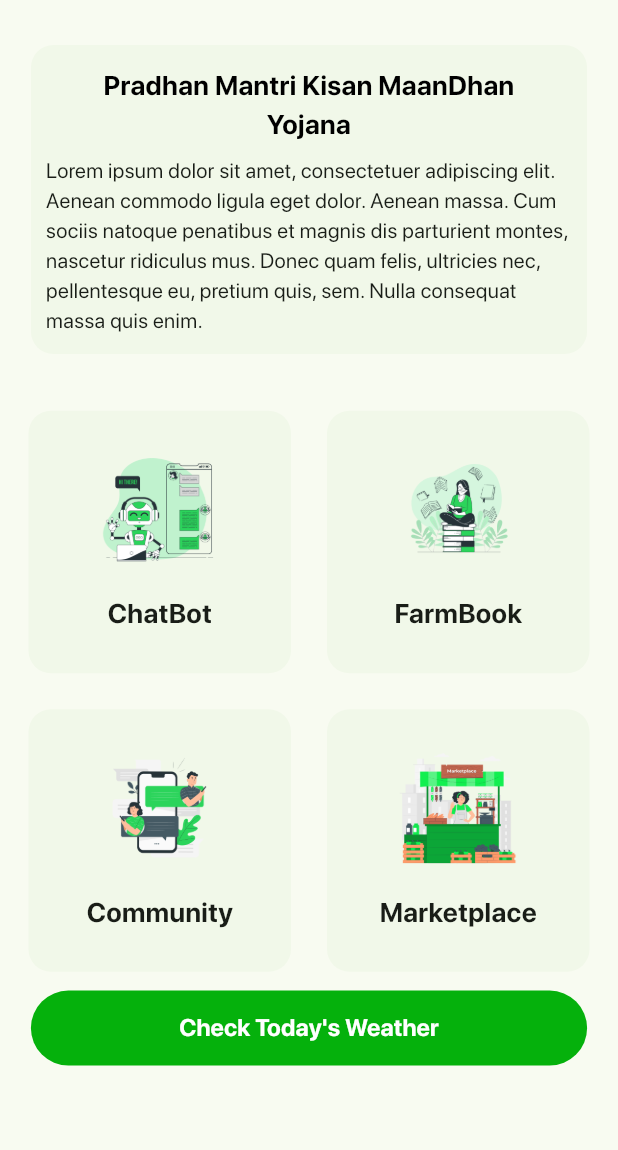
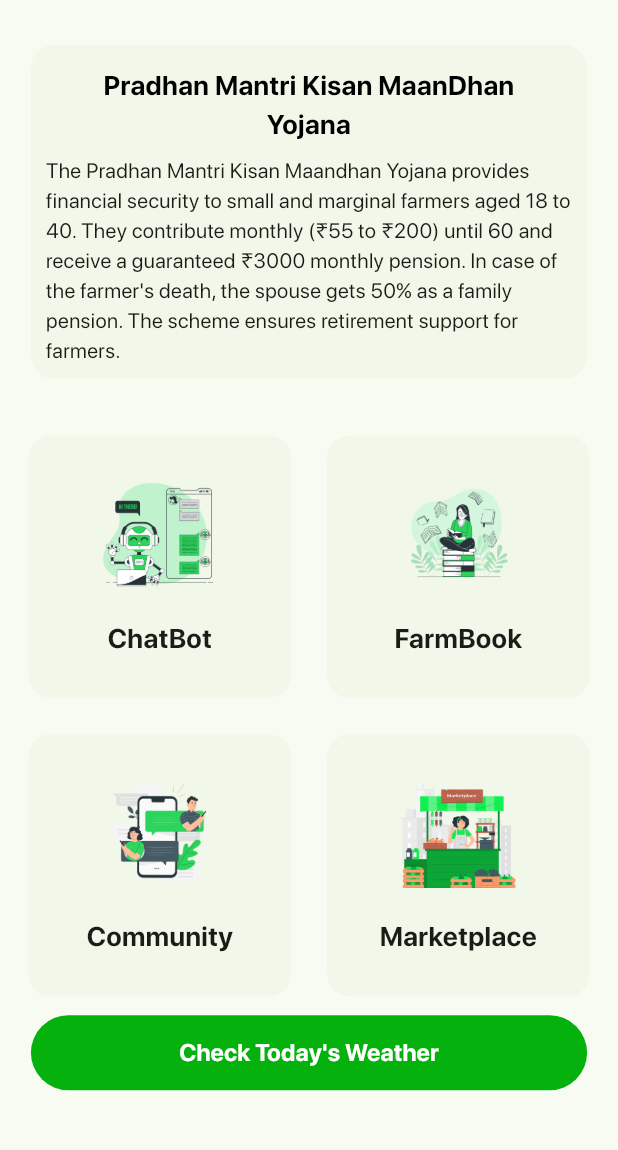
Before and after one commit to celestix/agroconnect, a Flutter app: the HomeScreen screen opened by its route, on a phone screen of 412 x 824 dp, the part 84-1234 px from its top. Run offline on Flutter 3.47's test engine with Material 3 defaults, Android fonts, the phone set to English and light mode, and no system bars; our stand-ins replace cloud_firestore, firebase_auth, firebase_core, firebase_crashlytics, firebase_messaging, firebase_storage and 5 more; accounts and stored records are empty; project files that could hold a hidden picture were left out.

```diff
--- a/lib/home/home.dart
+++ b/lib/home/home.dart
@@ -27,12 +27,24 @@
     'Pradhan Mantri Kisan MaanDhan Yojana',
     'Pradhan Mantri Fasal Bima Yojana (PMFBY)',
     'Rastriya Krishi Vikas Yojana',
+    'PM Kisan Sampada Yojana',
     'Modified Interest Subvention Scheme (MISS)',
     'Market Intervention Scheme and Price support Scheme (MIS-PSS)',
     'Pashu Kisan Credit Card Scheme ',
     'Agri Infrastructure Fund',
     'Soil Health Card Scheme',
-    'PM Kisan Sampada Yojana',
+  ];
+
+  List<String> textSliderDescriptions = [
+    "The Pradhan Mantri Kisan Maandhan Yojana provides financial security to small and marginal farmers aged 18 to 40. They contribute monthly (₹55 to ₹200) until 60 and receive a guaranteed ₹3000 monthly pension. In case of the farmer's death, the spouse gets 50% as a family pension. The scheme ensures retirement support for farmers.",
+    "The Pradhan Mantri Fasal Bima Yojana (PMFBY) started in India in 2016, with the National Insurance Company joining from 2016. Covering 8 states and 2 Union Territories over 5 seasons, 70,27,637 farmers participated, contributing Rs. 453 crores. State subsidies amounted to Rs. 1909 crores, resulting in a total gross premium of Rs. 2362 crores.",
+    "Rashtriya Krishi Vikas Yojana (RKVY) - Remunerative Approaches for Agriculture and Allied sector Rejuvenation (RAFTAAR) aims at making farming a remunerative economic activity by strengthening the farmers' efforts, risk mitigation and promoting agri-business entrepreneurship.",
+    "PM Kisan Sampada Yojana benefits farmers by providing financial assistance for infrastructure development, processing units, and value addition in agriculture. It enhances farm income, reduces post-harvest losses, and ensures better market access. The scheme fosters employment opportunities and promotes sustainable agriculture.",
+    "The Union Cabinet, led by Prime Minister Narendra Modi, has approved restoring the Interest Subvention on short-term agriculture loans to 1.5% for all financial institutions. This support, spanning 2022-23 to 2024-25, involves an additional budget of Rs 34,856 crore. The move aims to sustain credit flow in agriculture, and promote rural employment.",
+    "The Market Intervention Scheme (MIS) acts as a price support mechanism for perishable and horticultural commodities, triggered by a 10% production increase or a 10% price decrease. Implemented on State Government requests, it shields growers from distress sales during bumper crops, providing remunerative prices.",
+    "The Pashu Kisan Credit Card scheme, launched by the Government of India, aims to benefit animal husbandry farmers by providing working capital for their livestock-related activities. Features include loans up to Rs. 3 lakh with lower interest rates, repayment within five years, and six equal instalments for cattle owners.",
+    "The announcement of the 1 lakh crore Agri Infrastructure Fund by the Finance Minister aims to develop farm-gate infrastructure, benefiting farmers and promoting post-harvest management. This scheme targets financing agriculture infrastructure projects at farm-gate and aggregation points, including cooperatives, farmer organizations, and startups.",
+    "The Soil Health Card Scheme offers farmers personalized soil health information and recommendations for better crop management. Benefits include optimized fertilizer use, increased crop yield, reduced input costs, and improved soil fertility and sustainability. It enables informed decision-making, enhances productivity.",
   ];
 
   Map<String, Widget?> homeRoutes = {
@@ -241,7 +253,7 @@
                   );
                 },
                 child: Container(
-                  height: MediaQuery.of(context).size.height * 0.25,
+                  height: MediaQuery.of(context).size.height * 0.27,
                   width: MediaQuery.of(context).size.width * 0.9,
                   color: Colors.lightGreen[50],
                   child: PageView.builder(
@@ -272,8 +284,7 @@
                                 ),
                               ),
                               const SizedBox(height: 10),
-                              const Text(
-                                  "Lorem ipsum dolor sit amet, consectetuer adipiscing elit. Aenean commodo ligula eget dolor. Aenean massa. Cum sociis natoque penatibus et magnis dis parturient montes, nascetur ridiculus mus. Donec quam felis, ultricies nec, pellentesque eu, pretium quis, sem. Nulla consequat massa quis enim."),
+                              Text(textSliderDescriptions[index]),
                             ],
                           ),
                         ),
--- a/lib/main.dart
+++ b/lib/main.dart
@@ -68,7 +68,9 @@
   );
 
   // TODO: Load it in a preloader screen
-  misc.config.user = await getUser(FirebaseAuth.instance.currentUser!.uid);
+  if (FirebaseAuth.instance.currentUser != null) {
+    misc.config.user = await getUser(FirebaseAuth.instance.currentUser!.uid);
+  }
 
   runApp(MaterialApp(
     navigatorKey: navigatorKey,
```
Also changed, not shown: lib/store/add_product.dart (+3 -7 lines), lib/store/seller_profile.dart (+2 -8 lines), lib/store/sub_store.dart (+2 -5 lines), pubspec.lock.
